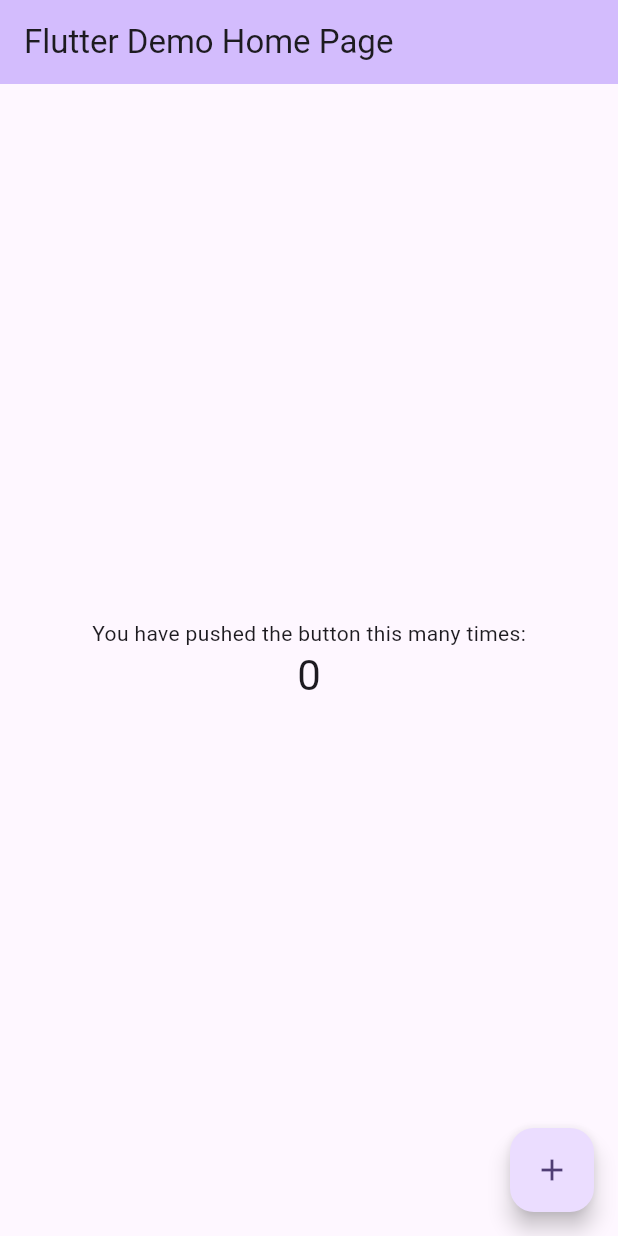
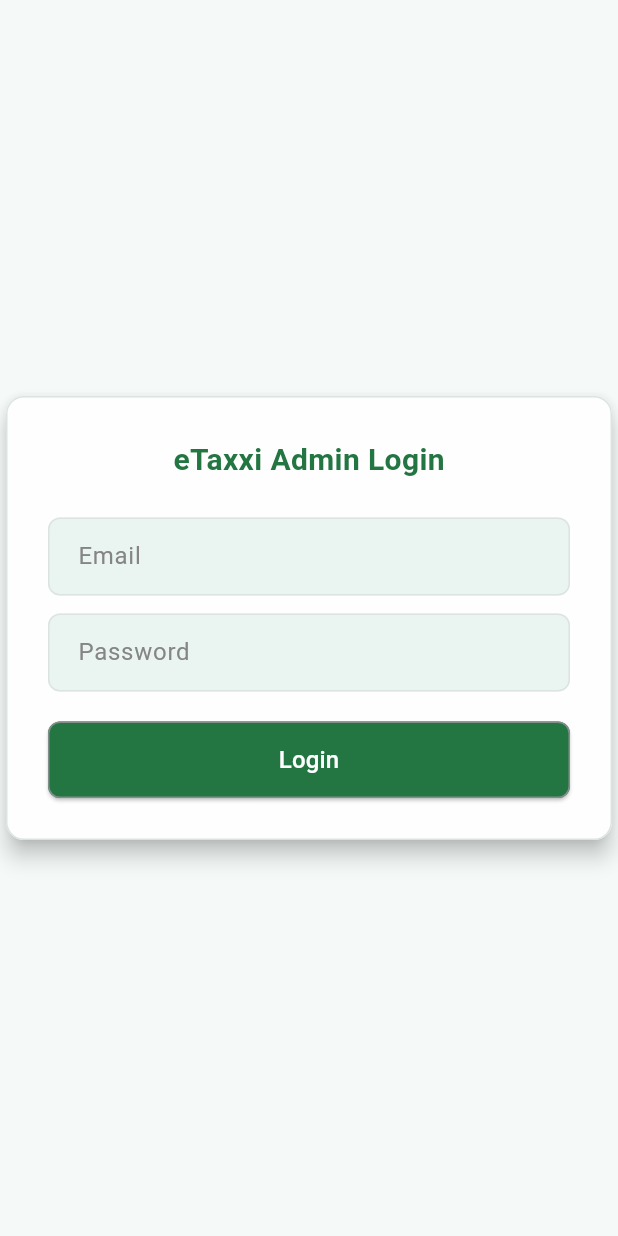
Before and after one commit to im-nilesh/cab_booking, a Flutter app: the screen it shows after launch, on a phone screen of 412 x 824 dp. Run offline on Flutter 3.47's test engine with Material 3 defaults, Android fonts, the light colour scheme and no system bars; our stand-ins replace camera, cloud_firestore, country_picker, file_picker, firebase_auth, firebase_core and 5 more; accounts and stored records are empty; statements that could not run were skipped.

Commit message:
Implement Firebase authentication and create login functionality with admin dashboard

```diff
--- /dev/null
+++ b/cab_booking_admin/lib/auth/auth_gate.dart
@@ -0,0 +1,26 @@
+import 'package:flutter/material.dart';
+import 'package:firebase_auth/firebase_auth.dart';
+import '../auth/login_page.dart';
+import '../screens/admin_home.dart';
+
+class AuthGate extends StatelessWidget {
+  const AuthGate({super.key});
+
+  @override
+  Widget build(BuildContext context) {
+    return StreamBuilder<User?>(
+      stream: FirebaseAuth.instance.authStateChanges(),
+      builder: (context, snapshot) {
+        if (snapshot.connectionState == ConnectionState.waiting) {
+          return const Scaffold(
+            body: Center(child: CircularProgressIndicator()),
+          );
+        } else if (snapshot.hasData) {
+          return const AdminHome(); // logged in
+        } else {
+          return const LoginPage(); // not logged in
+        }
+      },
+    );
+  }
+}
--- /dev/null
+++ b/cab_booking_admin/lib/auth/login_page.dart
@@ -0,0 +1,128 @@
+import 'package:cab_booking_admin/utils/constants.dart';
+import 'package:flutter/material.dart';
+import 'package:firebase_auth/firebase_auth.dart';
+import '../widgets/custom_textfield.dart';
+
+class LoginPage extends StatefulWidget {
+  const LoginPage({super.key});
+
+  @override
+  State<LoginPage> createState() => _LoginPageState();
+}
+
+class _LoginPageState extends State<LoginPage> {
+  final TextEditingController emailController = TextEditingController();
+  final TextEditingController passwordController = TextEditingController();
+  String? errorMessage;
+  bool isLoading = false;
+
+  @override
+  void dispose() {
+    emailController.dispose();
+    passwordController.dispose();
+    super.dispose();
+  }
+
+  Future<void> signIn() async {
+    setState(() => isLoading = true);
+    try {
+      await FirebaseAuth.instance.signInWithEmailAndPassword(
+        email: emailController.text.trim(),
+        password: passwordController.text.trim(),
+      );
+    } on FirebaseAuthException catch (e) {
+      setState(() => errorMessage = e.message);
+    } finally {
+      setState(() => isLoading = false);
+    }
+  }
+
+  @override
+  Widget build(BuildContext context) {
+    return Scaffold(
+      backgroundColor: backgroundColor, // ✅ use theme color
+      body: Center(
+        child: ConstrainedBox(
+          constraints: const BoxConstraints(maxWidth: 420),
+          child: Card(
+            color: whiteColor, // ✅ card background
+            elevation: 6,
+            shape: RoundedRectangleBorder(
+              borderRadius: BorderRadius.circular(12),
+              side: const BorderSide(color: borderColor), // ✅ border
+            ),
+            child: Padding(
+              padding: const EdgeInsets.all(28.0),
+              child: Column(
+                mainAxisSize: MainAxisSize.min,
+                children: [
+                  const Text(
+                    'eTaxxi Admin Login',
+                    style: TextStyle(
+                      fontSize: 20,
+                      fontWeight: FontWeight.w600,
+                      color: greencolor, // ✅ green heading
+                    ),
+                  ),
+                  const SizedBox(height: 24),
+                  CustomTextField(
+                    controller: emailController,
+                    hintText: 'Email',
+                  ),
+                  const SizedBox(height: 12),
+                  CustomTextField(
+                    controller: passwordController,
+                    hintText: 'Password',
+                    obscureText: true,
+                  ),
+                  const SizedBox(height: 20),
+                  SizedBox(
+                    width: double.infinity,
+                    child: ElevatedButton(
+                      style: ElevatedButton.styleFrom(
+                        backgroundColor: greencolor, // ✅ green button
+                        foregroundColor: whiteColor, // ✅ white text
+                        padding: const EdgeInsets.symmetric(vertical: 14),
+                        shape: RoundedRectangleBorder(
+                          borderRadius: BorderRadius.circular(8),
+                          side: const BorderSide(
+                            color: uploadButtonborderColor,
+                          ), // ✅ subtle border
+                        ),
+                      ),
+                      onPressed: isLoading ? null : signIn,
+                      child:
+                          isLoading
+                              ? const SizedBox(
+                                height: 20,
+                                width: 20,
+                                child: CircularProgressIndicator(
+                                  color: whiteColor,
+                                  strokeWidth: 2,
+                                ),
+                              )
+                              : const Text(
+                                'Login',
+                                style: TextStyle(
+                                  fontSize: 16,
+                                  fontWeight: FontWeight.w500,
+                                ),
+                              ),
+                    ),
+                  ),
+                  if (errorMessage != null) ...[
+                    const SizedBox(height: 12),
+                    Text(
+                      errorMessage!,
+                      style: const TextStyle(color: Colors.red),
+                    ),
+                  ],
+                ],
+              ),
+            ),
+          ),
+        ),
+      ),
+    );
+  }
+}
--- a/cab_booking_admin/lib/main.dart
+++ b/cab_booking_admin/lib/main.dart
@@ -1,122 +1,24 @@
 import 'package:flutter/material.dart';
+import 'package:firebase_core/firebase_core.dart';
+import 'firebase_options.dart';
+import 'auth/auth_gate.dart';
 
-void main() {
+void main() async {
+  WidgetsFlutterBinding.ensureInitialized();
+  await Firebase.initializeApp(options: DefaultFirebaseOptions.currentPlatform);
   runApp(const MyApp());
 }
 
 class MyApp extends StatelessWidget {
   const MyApp({super.key});
 
-  // This widget is the root of your application.
   @override
   Widget build(BuildContext context) {
     return MaterialApp(
-      title: 'Flutter Demo',
-      theme: ThemeData(
-        // This is the theme of your application.
-        //
-        // TRY THIS: Try running your application with "flutter run". You'll see
-        // the application has a purple toolbar. Then, without quitting the app,
-        // try changing the seedColor in the colorScheme below to Colors.green
-        // and then invoke "hot reload" (save your changes or press the "hot
-        // reload" button in a Flutter-supported IDE, or press "r" if you used
-        // the command line to start the app).
-        //
-        // Notice that the counter didn't reset back to zero; the application
-        // state is not lost during the reload. To reset the state, use hot
-        // restart instead.
-        //
-        // This works for code too, not just values: Most code changes can be
-        // tested with just a hot reload.
-        colorScheme: ColorScheme.fromSeed(seedColor: Colors.deepPurple),
-      ),
-      home: const MyHomePage(title: 'Flutter Demo Home Page'),
+      title: 'Admin Panel',
+      debugShowCheckedModeBanner: false,
+      theme: ThemeData(primarySwatch: Colors.green),
+      home: const AuthGate(),
     );
   }
 }
-
-class MyHomePage extends StatefulWidget {
-  const MyHomePage({super.key, required this.title});
-
-  // This widget is the home page of your application. It is stateful, meaning
-  // that it has a State object (defined below) that contains fields that affect
-  // how it looks.
-
-  // This class is the configuration for the state. It holds the values (in this
-  // case the title) provided by the parent (in this case the App widget) and
-  // used by the build method of the State. Fields in a Widget subclass are
-  // always marked "final".
-
-  final String title;
-
-  @override
-  State<MyHomePage> createState() => _MyHomePageState();
-}
-
-class _MyHomePageState extends State<MyHomePage> {
-  int _counter = 0;
-
-  void _incrementCounter() {
-    setState(() {
-      // This call to setState tells the Flutter framework that something has
-      // changed in this State, which causes it to rerun the build method below
-      // so that the display can reflect the updated values. If we changed
-      // _counter without calling setState(), then the build method would not be
-      // called again, and so nothing would appear to happen.
-      _counter++;
-    });
-  }
-
-  @override
-  Widget build(BuildContext context) {
-    // This method is rerun every time setState is called, for instance as done
-    // by the _incrementCounter method above.
-    //
-    // The Flutter framework has been optimized to make rerunning build methods
-    // fast, so that you can just rebuild anything that needs updating rather
-    // than having to individually change instances of widgets.
-    return Scaffold(
-      appBar: AppBar(
-        // TRY THIS: Try changing the color here to a specific color (to
-        // Colors.amber, perhaps?) and trigger a hot reload to see the AppBar
-        // change color while the other colors stay the same.
-        backgroundColor: Theme.of(context).colorScheme.inversePrimary,
-        // Here we take the value from the MyHomePage object that was created by
-        // the App.build method, and use it to set our appbar title.
-        title: Text(widget.title),
-      ),
-      body: Center(
-        // Center is a layout widget. It takes a single child and positions it
-        // in the middle of the parent.
-        child: Column(
-          // Column is also a layout widget. It takes a list of children and
-          // arranges them vertically. By default, it sizes itself to fit its
-          // children horizontally, and tries to be as tall as its parent.
-          //
-          // Column has various properties to control how it sizes itself and
-          // how it positions its children. Here we use mainAxisAlignment to
-          // center the children vertically; the main axis here is the vertical
-          // axis because Columns are vertical (the cross axis would be
-          // horizontal).
-          //
-          // TRY THIS: Invoke "debug painting" (choose the "Toggle Debug Paint"
-          // action in the IDE, or press "p" in the console), to see the
-          // wireframe for each widget.
-          mainAxisAlignment: MainAxisAlignment.center,
-          children: <Widget>[
-            const Text('You have pushed the button this many times:'),
-            Text(
-              '$_counter',
-              style: Theme.of(context).textTheme.headlineMedium,
-            ),
-          ],
-        ),
-      ),
-      floatingActionButton: FloatingActionButton(
-        onPressed: _incrementCounter,
-        tooltip: 'Increment',
-        child: const Icon(Icons.add),
-      ), // This trailing comma makes auto-formatting nicer for build methods.
-    );
-  }
-}
--- /dev/null
+++ b/cab_booking_admin/lib/utils/constants.dart
@@ -0,0 +1,20 @@
+import 'package:flutter/cupertino.dart';
+
+const Color grayColor = Color(0xFFA0A0A0);
+const Color blackColor = Color(0xFF414141);
+const Color backgroundColor = Color(0xFFF5FAF8);
+const Color greencolor = Color(0xFF237642);
+const Color grayColor2 = Color(0xFF636363);
+const Color grayColor3 = Color(0xFFD4D4D4);
+const Color borderColor = Color(0xFFDBE4E1);
+const Color whiteColor = Color(0xFFFEFEFE);
+const Color activeborderColor = Color(0xFF969D9A);
+const Color dialogTextColor = Color(0xFF6C8A7E);
+const Color dialogBackgroundColor = Color(0xFFE6F2ED);
+const Color hintColor = Color(0xFF858585);
+const Color containerColor = Color(0xFFEAF4F0);
+const Color cameraovalColor = Color(0xFFAEB0AF);
+const Color ovalfillColor = Color(0xFFECECEC);
+const Color avatarborderColor = Color(0xFF0AAF48);
+const Color uploadButtonborderColor = Color(0xFF828E89);
+const Color tickbackgroundColor = Color(0xFFB8EFCC);
--- /dev/null
+++ b/cab_booking_admin/lib/widgets/custom_textfield.dart
@@ -0,0 +1,49 @@
+import 'package:cab_booking_admin/utils/constants.dart';
+import 'package:flutter/material.dart';
+
+class CustomTextField extends StatelessWidget {
+  final TextEditingController controller;
+  final String hintText;
+  final bool obscureText;
+
+  const CustomTextField({
+    super.key,
+    required this.controller,
+    required this.hintText,
+    this.obscureText = false,
+  });
+
+  @override
+  Widget build(BuildContext context) {
+    return TextField(
+      controller: controller,
+      obscureText: obscureText,
+      style: const TextStyle(color: blackColor), // ✅ text color
+      decoration: InputDecoration(
+        hintText: hintText,
+        hintStyle: const TextStyle(color: hintColor), // ✅ hint color
+        filled: true,
+        fillColor: containerColor, // ✅ background
+        contentPadding: const EdgeInsets.symmetric(
+          horizontal: 16,
+          vertical: 14,
+        ),
+        border: OutlineInputBorder(
+          borderRadius: BorderRadius.circular(8),
+          borderSide: const BorderSide(color: borderColor), // ✅ border
+        ),
+        enabledBorder: OutlineInputBorder(
+          borderRadius: BorderRadius.circular(8),
+          borderSide: const BorderSide(color: borderColor),
+        ),
+        focusedBorder: OutlineInputBorder(
+          borderRadius: BorderRadius.circular(8),
+          borderSide: const BorderSide(
+            color: greencolor,
+            width: 1.8,
+          ), // ✅ active green border
+        ),
+      ),
+    );
+  }
+}
--- a/cab_booking_admin/pubspec.yaml
+++ b/cab_booking_admin/pubspec.yaml
@@ -35,6 +35,8 @@ dependencies:
   # Use with the CupertinoIcons class for iOS style icons.
   cupertino_icons: ^1.0.8
   firebase_core: ^4.1.0
+  firebase_auth: ^6.0.2
+  google_fonts: ^6.3.1
 
 dev_dependencies:
   flutter_test:
```
Also changed, not shown: cab_booking_admin/lib/screens/admin_home.dart (added, +26 -0 lines), cab_booking_admin/lib/widgets/custom_button.dart (added, +38 -0 lines), cab_booking_admin/pubspec.lock, 3 other files.
